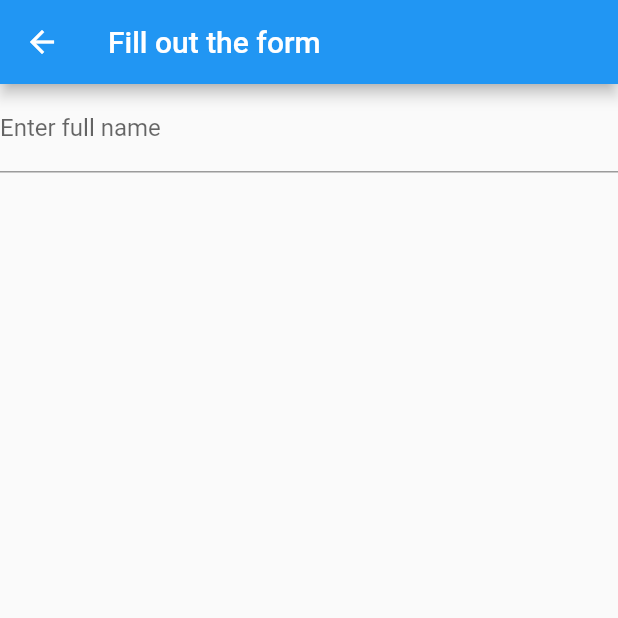
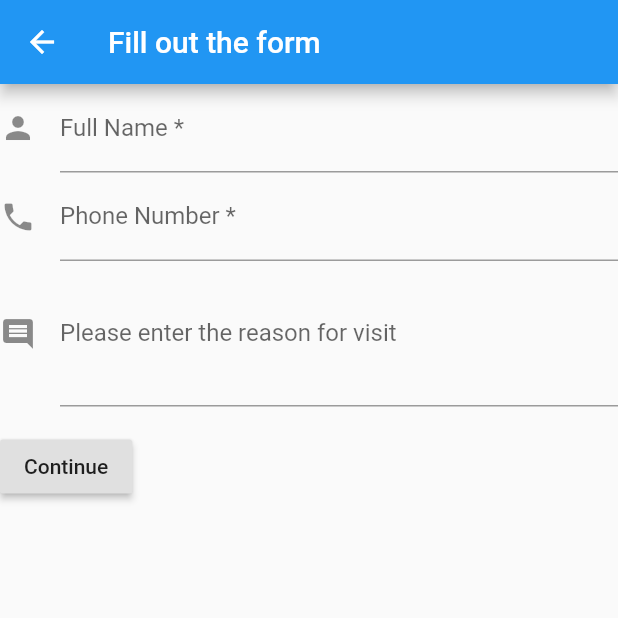
Before and after one commit to luke-song/doctor-appointment-flutter, a Flutter app: the AppointmentForm screen opened directly, on a phone screen of 412 x 824 dp, the top half of it. Run offline on Flutter 3.47's test engine with Material 2 defaults, Android fonts, the phone set to English and light mode, and no system bars; network calls fail.

Commit message:
Adding functionality to appointmnet for to create an appointment

```diff
--- a/lib/src/appointment_form.dart
+++ b/lib/src/appointment_form.dart
@@ -1,4 +1,7 @@
 import 'package:flutter/material.dart';
+import 'package:http/http.dart' as http;
+import 'dart:async';
+import 'dart:convert';
 
 class AppointmentForm extends StatefulWidget {
   @override
@@ -8,6 +11,27 @@ class AppointmentForm extends StatefulWidget {
 }
 
 class AppointmentFormState extends State<AppointmentForm> {
+
+
+  createPost(Map body) async {
+  var url = "https://dnepraa36k.execute-api.us-east-1.amazonaws.com/dev/book-appointment";
+
+  http.post(url, body: json.encode(body)).then((http.Response response) {
+    final int statusCode = response.statusCode;
+
+    if (statusCode < 200 || statusCode > 400 || json == null) {
+      throw new Exception("Error while fetching data");
+    }
+    var data = json.decode(response.body);
+    print(data);
+  });
+}
+  final _formKey = GlobalKey<FormState>();
+
+  String _name = "";
+  String _phone = "";
+  String _reason = "";
+
   @override
   Widget build(BuildContext context) {
     return Scaffold(
@@ -16,9 +40,96 @@ class AppointmentFormState extends State<AppointmentForm> {
       ),
       body: Column(
         children: <Widget>[
-          TextFormField(
-            decoration: InputDecoration(labelText: 'Enter full name'),
-          ),
+          Form(
+            key: _formKey,
+            child: Column(
+              crossAxisAlignment: CrossAxisAlignment.start,
+              children: <Widget>[
+                TextFormField(
+                  decoration: const InputDecoration(
+                    icon: Icon(Icons.person),
+                    hintText: 'John Doe',
+                    labelText: 'Full Name *',
+                  ),
+                  validator: (value) {
+                    if (value.isEmpty) {
+                      return 'Please enter your name';
+                    }
+                    return null;
+                  },
+                  onSaved: (value) {
+                    setState(() {
+                      _name = value;
+                    });
+                  },
+                ),
+                TextFormField(
+                  decoration: const InputDecoration(
+                    icon: Icon(Icons.local_phone),
+                    hintText: '1234567890',
+                    labelText: 'Phone Number *',
+                  ),
+                  validator: (value) {
+                    if (value.isEmpty) {
+                      return 'Please enter your phone number';
+                    }
+                    return null;
+                  },
+                  onSaved: (value) {
+                    setState(() {
+                      _phone = value;
+                    });
+                  },
+                ),
+                TextFormField(
+                  decoration: const InputDecoration(
+                    icon: Icon(Icons.insert_comment),
+                    hintText: 'Reason...',
+                    labelText: 'Please enter the reason for visit',
+                  ),
+                  keyboardType: TextInputType.multiline,
+                  maxLines: 3,
+                  validator: (value) {
+                    if (value.isEmpty) {
+                      return 'Please enter some text';
+                    }
+                    return null;
+                  },
+                   onSaved: (value) {
+                    setState(() {
+                      _reason = value;
+                    });
+                  },
+
+                ),
+                Padding(
+                  padding: const EdgeInsets.symmetric(vertical: 16.0),
+                  child: RaisedButton(
+                    onPressed: () {
+                      // Validate will return true if the form is valid, or false if
+                      // the form is invalid.
+                      if (_formKey.currentState.validate()) {
+                        this._formKey.currentState.save();
+                        // Process data.
+                        print('$_name, $_phone, $_reason');
+                        // TODO: get doctor id and date from user selection
+                        var body = {
+                          "doctorWorksheetId":0,
+                          "startTime":"11:00:00",
+                          "patientName": _name,
+                          "phone": _phone,
+                          "reason": _reason,
+                          "date": "2019-10-4"
+                        };
+                        createPost(body);
+                      }
+                    },
+                    child: Text('Continue'),
+                  ),
+                ),
+              ],
+            ),
+          )
         ],
       ),
     );
--- a/lib/src/select_doctor.dart
+++ b/lib/src/select_doctor.dart
@@ -40,7 +40,6 @@ class _SelectDoctorState extends State<SelectDoctor> {
                       context,
                       MaterialPageRoute(
                         builder: (context) =>
-                          // AppointmentForm()
                           SelectTime(selectedDoctor: doctor),
                       ),
                     );
```
